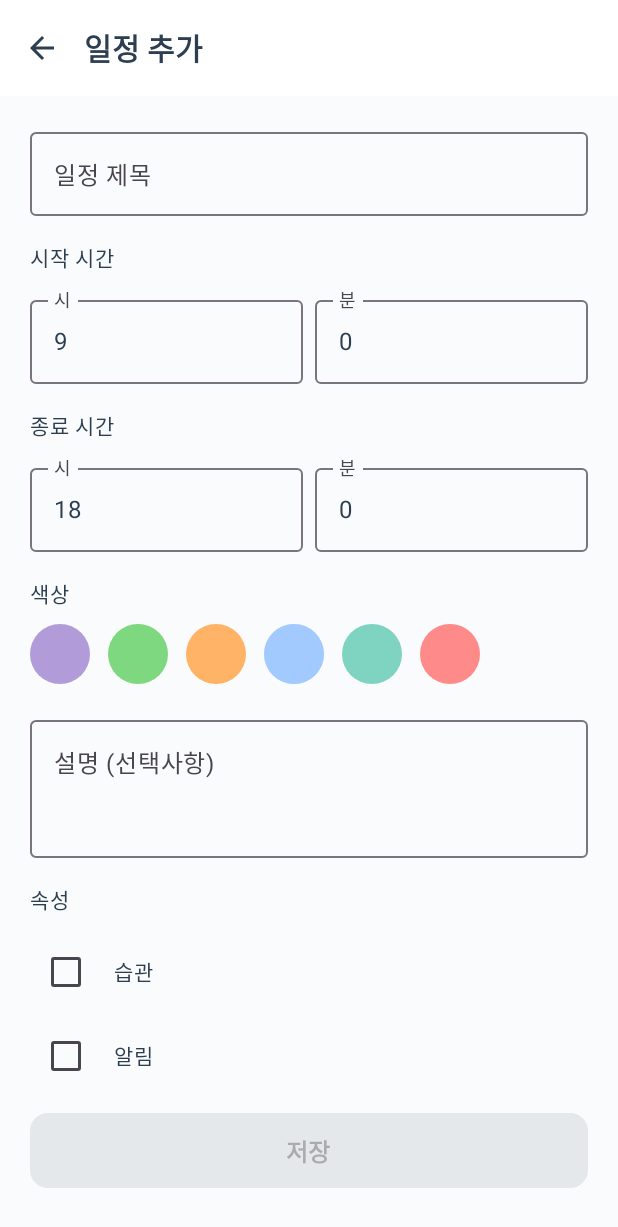
After one commit to away0419/DayPiece, an Android app built with Jetpack Compose: the composable ScheduleAddScreen shown on its own in the app's theme, on a phone screen of 412 x 824 dp. The commit adds this screen. Shown: the top 1227 px of the screen. Run offline under Robolectric (Android 15) with nearby library versions, the phone set to English and light mode, and no system bars.

```diff
--- /dev/null
+++ b/app/src/main/java/com/example/daypiece/ui/screens/ScheduleAddScreen.kt
@@ -0,0 +1,311 @@
+package com.example.daypiece.ui.screens
+
+import androidx.compose.foundation.background
+import androidx.compose.foundation.clickable
+import androidx.compose.foundation.layout.*
+import androidx.compose.foundation.shape.CircleShape
+import androidx.compose.foundation.shape.RoundedCornerShape
+import androidx.compose.material.icons.Icons
+import androidx.compose.material.icons.filled.ArrowBack
+import androidx.compose.material3.*
+import androidx.compose.runtime.*
+import androidx.compose.ui.Alignment
+import androidx.compose.ui.Modifier
+import androidx.compose.ui.text.font.FontWeight
+import androidx.compose.ui.unit.dp
+import androidx.compose.ui.unit.sp
+import com.example.daypiece.model.ScheduleAttribute
+import com.example.daypiece.model.ScheduleItem
+import com.example.daypiece.ui.theme.*
+
+/**
+ * 일정 추가 화면
+ */
+@OptIn(ExperimentalMaterial3Api::class)
+@Composable
+fun ScheduleAddScreen(
+    onSave: (ScheduleItem) -> Unit,
+    onCancel: () -> Unit
+) {
+    // 입력 상태
+    var title by remember { mutableStateOf("") }
+    var startHour by remember { mutableStateOf(9) }
+    var startMinute by remember { mutableStateOf(0) }
+    var endHour by remember { mutableStateOf(18) }
+    var endMinute by remember { mutableStateOf(0) }
+    var description by remember { mutableStateOf("") }
+    var selectedColor by remember { mutableStateOf(ScheduleBlue) }
+    var isHabit by remember { mutableStateOf(false) }
+    var hasAlarm by remember { mutableStateOf(false) }
+
+    // 색상 팔레트
+    val colorPalette = listOf(
+        SchedulePurple,
+        ScheduleGreen,
+        ScheduleOrange,
+        ScheduleBlue,
+        ScheduleTeal,
+        ScheduleRed
+    )
+
+    Scaffold(
+        topBar = {
+            TopAppBar(
+                title = {
+                    Text(
+                        text = "일정 추가",
+                        fontSize = 20.sp,
+                        fontWeight = FontWeight.Bold
+                    )
+                },
+                navigationIcon = {
+                    IconButton(onClick = onCancel) {
+                        Icon(
+                            imageVector = Icons.Default.ArrowBack,
+                            contentDescription = "뒤로가기"
+                        )
+                    }
+                },
+                colors = TopAppBarDefaults.topAppBarColors(
+                    containerColor = MaterialTheme.colorScheme.surface
+                )
+            )
+        }
+    ) { paddingValues ->
+        Column(
+            modifier = Modifier
+                .fillMaxSize()
+                .padding(paddingValues)
+                .padding(horizontal = 20.dp, vertical = 16.dp)
+        ) {
+            // 제목 입력
+            OutlinedTextField(
+                value = title,
+                onValueChange = { title = it },
+                label = { Text("일정 제목") },
+                modifier = Modifier.fillMaxWidth(),
+                singleLine = true
+            )
+
+            Spacer(modifier = Modifier.height(16.dp))
+
+            // 시작 시간
+            Text(
+                text = "시작 시간",
+                fontSize = 14.sp,
+                fontWeight = FontWeight.Medium,
+                color = MaterialTheme.colorScheme.onSurface
+            )
+
+            Spacer(modifier = Modifier.height(8.dp))
+
+            Row(
+                modifier = Modifier.fillMaxWidth(),
+                horizontalArrangement = Arrangement.spacedBy(8.dp)
+            ) {
+                OutlinedTextField(
+                    value = startHour.toString(),
+                    onValueChange = {
+                        it.toIntOrNull()?.let { hour ->
+                            if (hour in 0..23) startHour = hour
+                        }
+                    },
+                    label = { Text("시") },
+                    modifier = Modifier.weight(1f),
+                    singleLine = true
+                )
+
+                OutlinedTextField(
+                    value = startMinute.toString(),
+                    onValueChange = {
+                        it.toIntOrNull()?.let { minute ->
+                            if (minute in 0..59) startMinute = minute
+                        }
+                    },
+                    label = { Text("분") },
+                    modifier = Modifier.weight(1f),
+                    singleLine = true
+                )
+            }
+
+            Spacer(modifier = Modifier.height(16.dp))
+
+            // 종료 시간
+            Text(
+                text = "종료 시간",
+                fontSize = 14.sp,
+                fontWeight = FontWeight.Medium,
+                color = MaterialTheme.colorScheme.onSurface
+            )
+
+            Spacer(modifier = Modifier.height(8.dp))
+
+            Row(
+                modifier = Modifier.fillMaxWidth(),
+                horizontalArrangement = Arrangement.spacedBy(8.dp)
+            ) {
+                OutlinedTextField(
+                    value = endHour.toString(),
+                    onValueChange = {
+                        it.toIntOrNull()?.let { hour ->
+                            if (hour in 0..23) endHour = hour
+                        }
+                    },
+                    label = { Text("시") },
+                    modifier = Modifier.weight(1f),
+                    singleLine = true
+                )
+
+                OutlinedTextField(
+                    value = endMinute.toString(),
+                    onValueChange = {
+                        it.toIntOrNull()?.let { minute ->
+                            if (minute in 0..59) endMinute = minute
+                        }
+                    },
+                    label = { Text("분") },
+                    modifier = Modifier.weight(1f),
+                    singleLine = true
+                )
+            }
+
+            Spacer(modifier = Modifier.height(16.dp))
+
+            // 색상 선택
+            Text(
+                text = "색상",
+                fontSize = 14.sp,
+                fontWeight = FontWeight.Medium,
+                color = MaterialTheme.colorScheme.onSurface
+            )
+
+            Spacer(modifier = Modifier.height(8.dp))
+
+            Row(
+                modifier = Modifier.fillMaxWidth(),
+                horizontalArrangement = Arrangement.spacedBy(12.dp)
+            ) {
+                colorPalette.forEach { color ->
+                    Box(
+                        modifier = Modifier
+                            .size(40.dp)
+                            .background(
+                                color = color,
+                                shape = CircleShape
+                            )
+                            .clickable { selectedColor = color }
+                            .then(
+                                if (selectedColor == color) {
+                                    Modifier.background(
+                                        androidx.compose.ui.graphics.Color.White.copy(alpha = 0.3f),
+                                        CircleShape
+                                    )
+                                } else Modifier
+                            )
+                    )
+                }
+            }
+
+            Spacer(modifier = Modifier.height(16.dp))
+
+            // 설명 입력
+            OutlinedTextField(
+                value = description,
+                onValueChange = { description = it },
+                label = { Text("설명 (선택사항)") },
+                modifier = Modifier
+                    .fillMaxWidth()
+                    .height(100.dp),
+                maxLines = 3
+            )
+
+            Spacer(modifier = Modifier.height(16.dp))
+
+            // 속성 선택
+            Text(
+                text = "속성",
+                fontSize = 14.sp,
+                fontWeight = FontWeight.Medium,
+                color = MaterialTheme.colorScheme.onSurface
+            )
+
+            Spacer(modifier = Modifier.height(8.dp))
+
+            Row(
+                modifier = Modifier
+                    .fillMaxWidth()
+                    .clickable { isHabit = !isHabit }
+                    .padding(vertical = 4.dp),
+                verticalAlignment = Alignment.CenterVertically
+            ) {
+                Checkbox(
+                    checked = isHabit,
+                    onCheckedChange = { isHabit = it }
+                )
+                Spacer(modifier = Modifier.width(8.dp))
+                Text(
+                    text = "습관",
+                    fontSize = 14.sp,
+                    color = MaterialTheme.colorScheme.onSurface
+                )
+            }
+
+            Row(
+                modifier = Modifier
+                    .fillMaxWidth()
+                    .clickable { hasAlarm = !hasAlarm }
+                    .padding(vertical = 4.dp),
+                verticalAlignment = Alignment.CenterVertically
+            ) {
+                Checkbox(
+                    checked = hasAlarm,
+                    onCheckedChange = { hasAlarm = it }
+                )
+                Spacer(modifier = Modifier.width(8.dp))
+                Text(
+                    text = "알림",
+                    fontSize = 14.sp,
+                    color = MaterialTheme.colorScheme.onSurface
+                )
+            }
+
+            Spacer(modifier = Modifier.weight(1f))
+
+            // 저장 버튼
+            Button(
+                onClick = {
+                    if (title.isNotBlank()) {
+                        val attributes = mutableSetOf<ScheduleAttribute>()
+                        if (isHabit) attributes.add(ScheduleAttribute.HABIT)
+                        if (hasAlarm) attributes.add(ScheduleAttribute.ALARM)
+
+                        val newSchedule = ScheduleItem(
+                            title = title,
+                            startHour = startHour,
+                            startMinute = startMinute,
+                            endHour = endHour,
+                            endMinute = endMinute,
+                            color = selectedColor,
+                            description = description,
+                            attributes = attributes
+                        )
+                        onSave(newSchedule)
+                    }
+                },
+                modifier = Modifier
+                    .fillMaxWidth()
+                    .height(50.dp),
+                enabled = title.isNotBlank(),
+                shape = RoundedCornerShape(12.dp)
+            ) {
+                Text(
+                    text = "저장",
+                    fontSize = 16.sp,
+                    fontWeight = FontWeight.Bold
+                )
+            }
+
+            Spacer(modifier = Modifier.height(16.dp))
+        }
+    }
+}
```
Also changed, not shown: app/src/main/java/com/example/daypiece/MainActivity.kt (+27 -30 lines), app/src/main/java/com/example/daypiece/ui/components/CircularDayView.kt (+23 -39 lines), 1 other file.
